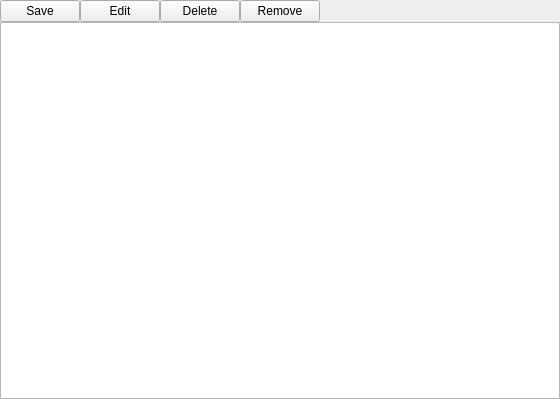
Before: the Qt Designer form src/library/relations/dlgrelations.ui in Eve00000/mixxx, drawn with Qt 5.
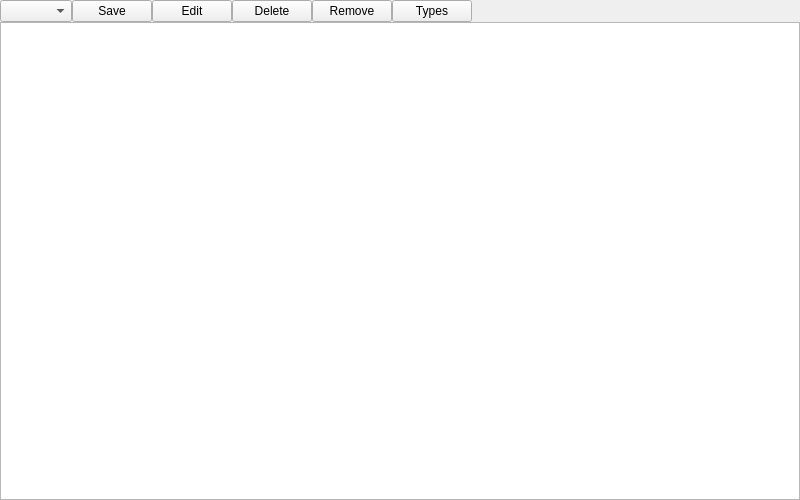
After: the same form once the commit is applied.

Commit message: add edit relation types, type dropdown, extra linkedtracks view pane in popup, cleanup orphans, sorting in views, checkbox fill in trackcomments like track 01...

```diff
--- a/src/library/relations/dlgrelations.ui
+++ b/src/library/relations/dlgrelations.ui
@@ -6,8 +6,8 @@
       <rect>
         <x>0</x>
         <y>0</y>
-        <width>560</width>
-        <height>399</height>
+        <width>800</width>
+        <height>500</height>
       </rect>
     </property>
     <property name="windowTitle">
@@ -48,7 +48,17 @@
               <number>0</number>
             </property>
             <item>
-              <widget class="QPushButton" name="pushButtonSave">
+              <widget class="QComboBox" name="comboBoxRelationType">
+                <property name="focusPolicy">
+                  <enum>Qt::NoFocus</enum>
+                </property>
+                <property name="toolTip">
+                  <string>Show only the relations of one type.</string>
+                </property>
+              </widget>
+            </item>
+            <item>
+              <widget class="QPushButton" name="pushButtonRelationSave">
                 <property name="focusPolicy">
                   <enum>Qt::NoFocus</enum>
                 </property>
@@ -99,6 +109,19 @@
                 </property>
               </widget>
             </item>
+            <item>
+              <widget class="QPushButton" name="pushButtonRelationTypes">
+                <property name="focusPolicy">
+                  <enum>Qt::NoFocus</enum>
+                </property>
+                <property name="toolTip">
+                  <string>Rename, merge or delete relation types.</string>
+                </property>
+                <property name="text">
+                  <string>Types</string>
+                </property>
+              </widget>
+            </item>
             <item>
               <spacer name="horizontalSpacer">
                 <property name="orientation">
```
Left out of the diff: 6 changed lines with no effect on the pictures. The commit also changes 17 other files.
